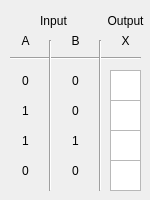
Qt form Application/Logic_Gate_Simulator/Dialogs/widget_doubleinputtruthtable.ui (ElliotHarding/Logic-Gate-Simulator) before a commit.
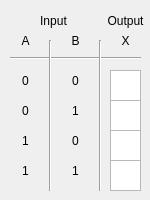
The same form after that commit.

```diff
--- a/Application/Logic_Gate_Simulator/Dialogs/widget_doubleinputtruthtable.ui
+++ b/Application/Logic_Gate_Simulator/Dialogs/widget_doubleinputtruthtable.ui
@@ -132,22 +132,6 @@
     <set>Qt::AlignCenter</set>
    </property>
   </widget>
-  <widget class="QLabel" name="label_6">
-   <property name="geometry">
-    <rect>
-     <x>10</x>
-     <y>100</y>
-     <width>31</width>
-     <height>21</height>
-    </rect>
-   </property>
-   <property name="text">
-    <string>1</string>
-   </property>
-   <property name="alignment">
-    <set>Qt::AlignCenter</set>
-   </property>
-  </widget>
   <widget class="QLabel" name="label_7">
    <property name="geometry">
     <rect>
@@ -164,22 +148,6 @@
     <set>Qt::AlignCenter</set>
    </property>
   </widget>
-  <widget class="QLabel" name="label_8">
-   <property name="geometry">
-    <rect>
-     <x>60</x>
-     <y>100</y>
-     <width>31</width>
-     <height>21</height>
-    </rect>
-   </property>
-   <property name="text">
-    <string>0</string>
-   </property>
-   <property name="alignment">
-    <set>Qt::AlignCenter</set>
-   </property>
-  </widget>
   <widget class="QLabel" name="label_9">
    <property name="geometry">
     <rect>
@@ -200,7 +168,7 @@
    <property name="geometry">
     <rect>
      <x>60</x>
-     <y>130</y>
+     <y>100</y>
      <width>31</width>
      <height>21</height>
     </rect>
@@ -216,7 +184,7 @@
    <property name="geometry">
     <rect>
      <x>60</x>
-     <y>160</y>
+     <y>130</y>
      <width>31</width>
      <height>21</height>
     </rect>
@@ -228,23 +196,7 @@
     <set>Qt::AlignCenter</set>
    </property>
   </widget>
-  <widget class="QLabel" name="label_12">
-   <property name="geometry">
-    <rect>
-     <x>10</x>
-     <y>160</y>
-     <width>31</width>
-     <height>21</height>
-    </rect>
-   </property>
-   <property name="text">
-    <string>0</string>
-   </property>
-   <property name="alignment">
-    <set>Qt::AlignCenter</set>
-   </property>
-  </widget>
-  <widget class="QPlainTextEdit" name="plainTextEdit">
+  <widget class="QPlainTextEdit" name="tb_result1">
    <property name="geometry">
     <rect>
      <x>110</x>
@@ -300,6 +252,54 @@
     <set>Qt::AlignCenter</set>
    </property>
   </widget>
+  <widget class="QLabel" name="label_6">
+   <property name="geometry">
+    <rect>
+     <x>10</x>
+     <y>160</y>
+     <width>31</width>
+     <height>21</height>
+    </rect>
+   </property>
+   <property name="text">
+    <string>1</string>
+   </property>
+   <property name="alignment">
+    <set>Qt::AlignCenter</set>
+   </property>
+  </widget>
+  <widget class="QLabel" name="label_12">
+   <property name="geometry">
+    <rect>
+     <x>10</x>
+     <y>100</y>
+     <width>31</width>
+     <height>21</height>
+    </rect>
+   </property>
+   <property name="text">
+    <string>0</string>
+   </property>
+   <property name="alignment">
+    <set>Qt::AlignCenter</set>
+   </property>
+  </widget>
+  <widget class="QLabel" name="label_14">
+   <property name="geometry">
+    <rect>
+     <x>60</x>
+     <y>160</y>
+     <width>31</width>
+     <height>21</height>
+    </rect>
+   </property>
+   <property name="text">
+    <string>1</string>
+   </property>
+   <property name="alignment">
+    <set>Qt::AlignCenter</set>
+   </property>
+  </widget>
  </widget>
  <resources/>
  <connections/>
```
Left out of the diff: 6 changed lines with no effect on the pictures.
